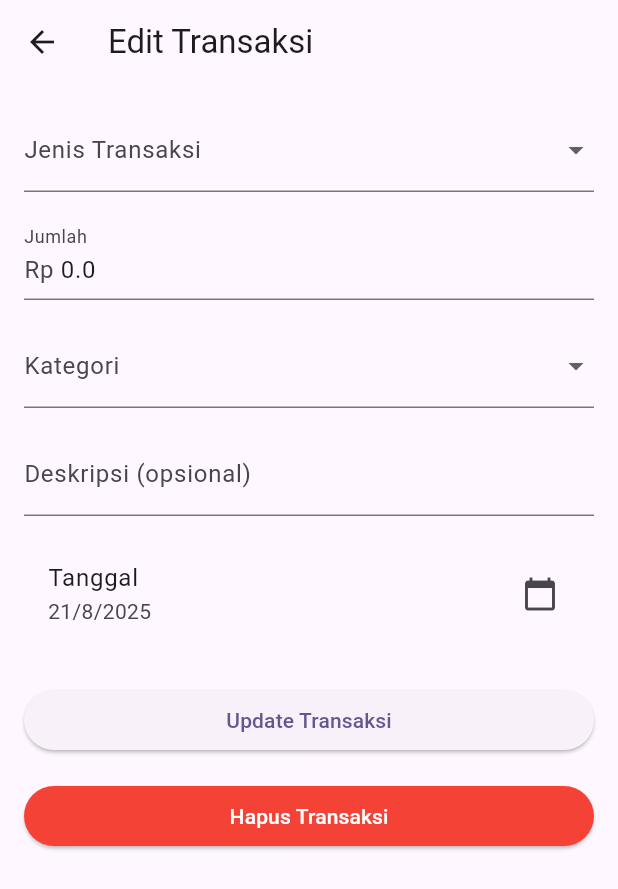
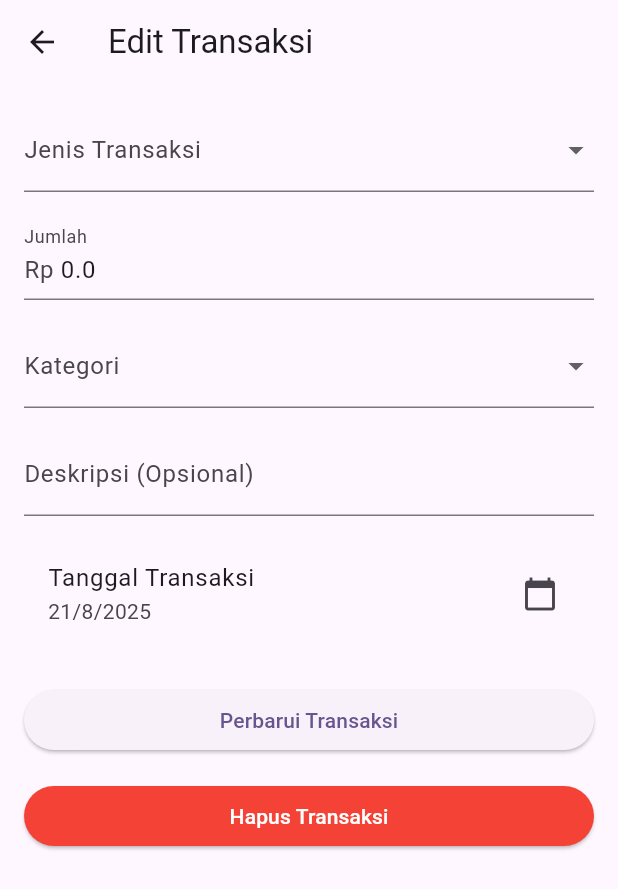
Before and after one commit to gerrybagaskoro/tugas_13_ppkdjp_mpro_b3_2025, a Flutter app: the EditTransactionScreen screen opened directly with empty values, on a phone screen of 412 x 824 dp. Shown: the top 889 px of the screen. Run offline on Flutter 3.47's test engine with Material 3 defaults, Android fonts, the phone set to English and light mode, and no system bars; our stand-ins replace lottie, shared_preferences, sqflite; accounts and stored records are empty.

Commit message:
Fix typos in About App screen and update UI elements in transaction screens

```diff
--- a/lib/screens/about_app_screen.dart
+++ b/lib/screens/about_app_screen.dart
@@ -37,7 +37,7 @@ class _AboutAppScreenState extends State<AboutAppScreen> {
 
             // Nama Aplikasi
             const Text(
-              'Money Tracer',
+              'Money Tracker',
               style: TextStyle(
                 fontSize: 24,
                 fontWeight: FontWeight.bold,
@@ -111,7 +111,7 @@ class _AboutAppScreenState extends State<AboutAppScreen> {
             Container(
               margin: const EdgeInsets.only(top: 30),
               child: const Text(
-                '© 2025 Money Tracer. All rights reserved.',
+                '© 2025 Money Tracker. All rights reserved.',
                 style: TextStyle(fontSize: 12, color: Colors.grey),
               ),
             ),
--- a/lib/screens/edit_transaction_screen.dart
+++ b/lib/screens/edit_transaction_screen.dart
@@ -1,4 +1,4 @@
-// ignore_for_file: library_private_types_in_public_api
+// ignore_for_file: library_private_types_in_public_api, use_build_context_synchronously
 
 import 'package:flutter/material.dart';
 import 'package:tugas_13_laporan_keuangan_harian/models/transaction.dart';
@@ -112,7 +112,14 @@ class _EditTransactionScreenState extends State<EditTransactionScreen> {
               ),
               SizedBox(height: 16),
               DropdownButtonFormField<String>(
-                value: kategoriController.text,
+                value:
+                    kategoriController.text.isEmpty ||
+                        !(selectedJenis == 'Pemasukan'
+                                ? kategoriPemasukan
+                                : kategoriPengeluaran)
+                            .contains(kategoriController.text)
+                    ? null
+                    : kategoriController.text,
                 items:
                     (selectedJenis == 'Pemasukan'
                             ? kategoriPemasukan
@@ -125,6 +132,7 @@ class _EditTransactionScreenState extends State<EditTransactionScreen> {
                         })
                         .toList(),
                 onChanged: (newValue) {
+                  setState(() {});
                   kategoriController.text = newValue!;
                 },
                 decoration: InputDecoration(labelText: 'Kategori'),
@@ -138,11 +146,11 @@ class _EditTransactionScreenState extends State<EditTransactionScreen> {
               SizedBox(height: 16),
               TextFormField(
                 controller: deskripsiController,
-                decoration: InputDecoration(labelText: 'Deskripsi (opsional)'),
+                decoration: InputDecoration(labelText: 'Deskripsi (Opsional)'),
               ),
               SizedBox(height: 16),
               ListTile(
-                title: Text('Tanggal'),
+                title: Text('Tanggal Transaksi'),
                 subtitle: Text(
                   '${selectedDate.day}/${selectedDate.month}/${selectedDate.year}',
                 ),
@@ -166,7 +174,7 @@ class _EditTransactionScreenState extends State<EditTransactionScreen> {
                     Navigator.pop(context);
                   }
                 },
-                child: Text('Update Transaksi'),
+                child: Text('Perbarui Transaksi'),
               ),
               SizedBox(height: 16),
               ElevatedButton(
--- a/lib/screens/profile_screen.dart
+++ b/lib/screens/profile_screen.dart
@@ -24,7 +24,7 @@ class _ProfileScreenState extends State<ProfileScreen> {
                 shape: BoxShape.circle,
                 border: Border.all(
                   color: const Color(0xFFE8DEF8), // Warna bingkai
-                  width: 5.0, // Tebal bingkai
+                  width: 7.5, // Tebal bingkai
                 ),
               ),
               child: CircleAvatar(
--- a/lib/sqflite/db_helper.dart
+++ b/lib/sqflite/db_helper.dart
@@ -1,7 +1,6 @@
 // import 'package:path_provider/path_provider.dart'; // Tidak selalu dibutuhkan
 import 'package:path/path.dart';
 import 'package:sqflite/sqflite.dart';
-// a. TAMBAHKAN IMPORT UNTUK MODEL TRANSAKSI
 import 'package:tugas_13_laporan_keuangan_harian/models/transaction.dart';
 import 'package:tugas_13_laporan_keuangan_harian/models/users.dart';
 
@@ -11,12 +10,12 @@ class DbHelper {
     return openDatabase(
       join(dbPath, 'login.db'),
       onCreate: (db, version) {
-        // Eksekusi pembuatan tabel users
+        // Tabel Users
         db.execute(
           'CREATE TABLE users(id INTEGER PRIMARY KEY, email TEXT, password TEXT, name TEXT)',
         );
 
-        // b. TAMBAHKAN PERINTAH PEMBUATAN TABEL TRANSAKSI DI SINI
+        // Tabel Transaksi
         db.execute('''
           CREATE TABLE IF NOT EXISTS transaksi (
             id INTEGER PRIMARY KEY AUTOINCREMENT,
```
Also changed, not shown: lib/screens/add_transaction_screen.dart (+9 -2 lines).
